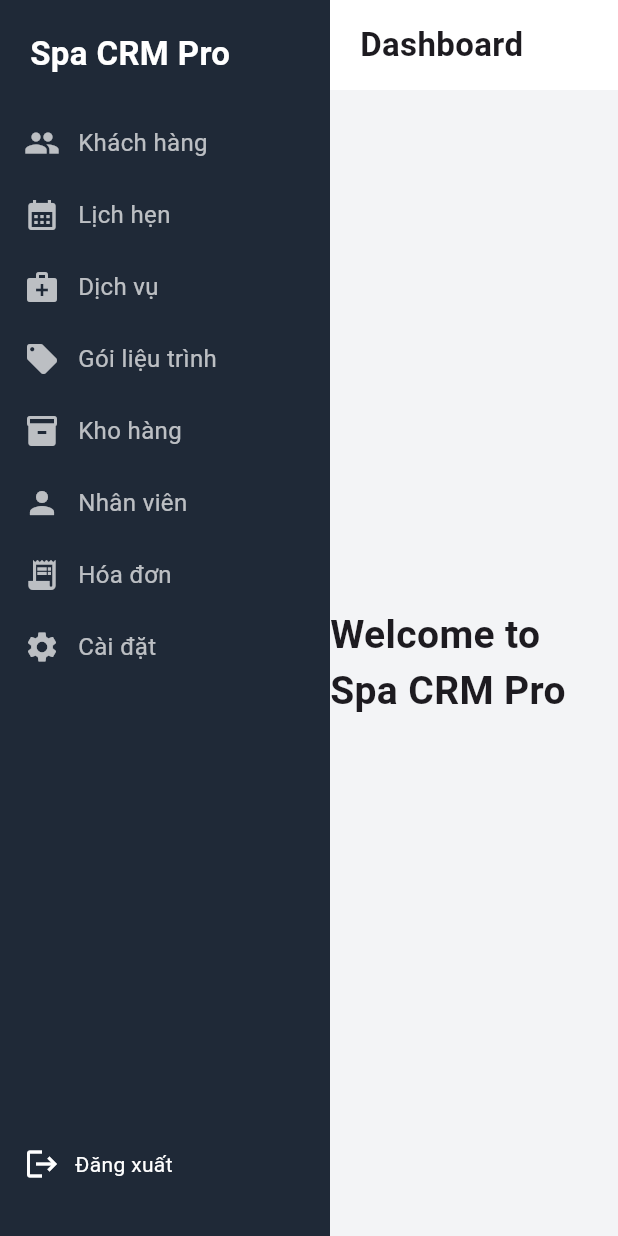
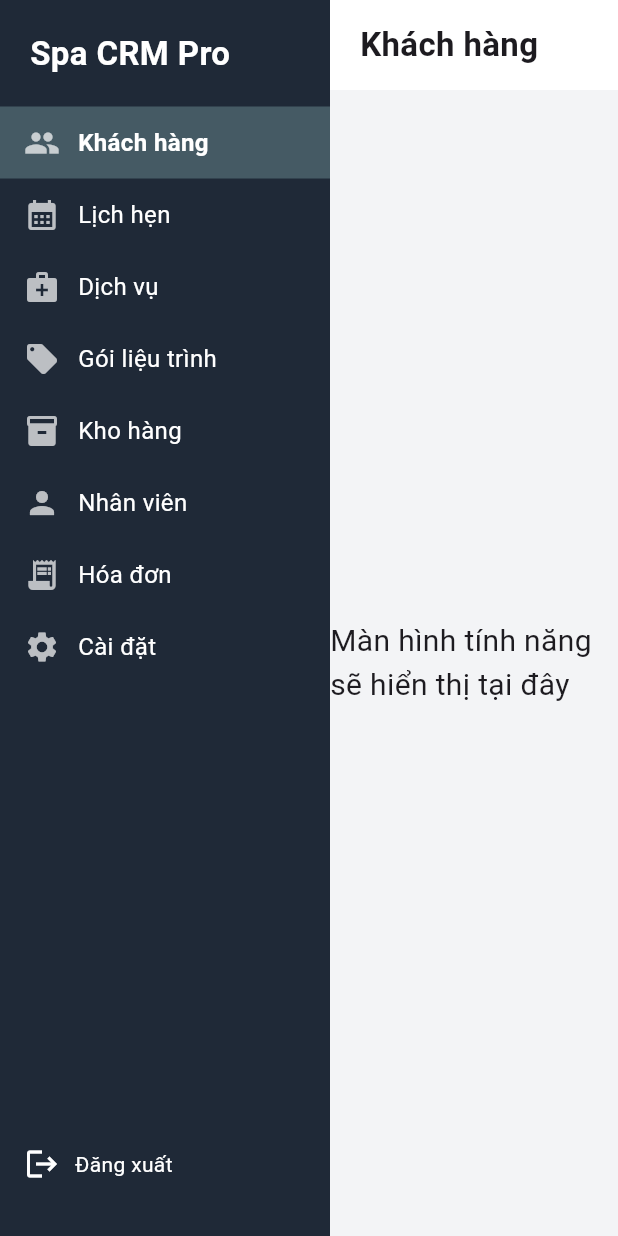
Before and after one commit to conlele0201/spa-crm-pro, a Flutter app: the DashboardScreen screen opened by its route, on a phone screen of 412 x 824 dp. Run offline on Flutter 3.47's test engine with Material 3 defaults, Android fonts, the phone set to English and light mode, and no system bars; our stand-ins replace supabase_flutter; accounts and stored records are empty; statements that could not run were skipped.

Commit message:
Update dashboard_screen.dart

```diff
--- a/frontend/lib/screens/dashboard_screen.dart
+++ b/frontend/lib/screens/dashboard_screen.dart
@@ -1,17 +1,24 @@
 import 'package:flutter/material.dart';
+import '../controllers/menu_controller.dart';
 import '../services/auth_service.dart';
 
-class DashboardScreen extends StatelessWidget {
+class DashboardScreen extends StatefulWidget {
   DashboardScreen({super.key});
 
+  @override
+  State<DashboardScreen> createState() => _DashboardScreenState();
+}
+
+class _DashboardScreenState extends State<DashboardScreen> {
   final AuthService _auth = AuthService();
+  final MenuController menuController = MenuController();
 
   @override
   Widget build(BuildContext context) {
     return Scaffold(
       body: Row(
         children: [
-          // Sidebar trái
+          // SIDEBAR
           Container(
             width: 220,
             color: const Color(0xFF1F2937),
@@ -29,18 +36,43 @@ class DashboardScreen extends StatelessWidget {
                     ),
                   ),
                 ),
-                _menuItem(Icons.people, "Khách hàng"),
-                _menuItem(Icons.calendar_month, "Lịch hẹn"),
-                _menuItem(Icons.medical_services, "Dịch vụ"),
-                _menuItem(Icons.local_offer, "Gói liệu trình"),
-                _menuItem(Icons.inventory, "Kho hàng"),
-                _menuItem(Icons.person, "Nhân viên"),
-                _menuItem(Icons.receipt_long, "Hóa đơn"),
-                _menuItem(Icons.settings, "Cài đặt"),
 
-                const Spacer(),
+                // MENU LIST
+                Expanded(
+                  child: ListView(
+                    children: menuController.items.map((item) {
+                      bool active = item.key == menuController.activeKey;
 
-                // Logout
+                      return InkWell(
+                        onTap: () {
+                          setState(() {
+                            menuController.setActive(item.key);
+                          });
+                        },
+                        child: Container(
+                          color: active ? Colors.blueGrey.shade700 : Colors.transparent,
+                          padding: const EdgeInsets.symmetric(vertical: 12, horizontal: 16),
+                          child: Row(
+                            children: [
+                              Icon(item.icon, color: Colors.white70),
+                              const SizedBox(width: 12),
+                              Text(
+                                item.title,
+                                style: TextStyle(
+                                  color: Colors.white,
+                                  fontSize: 16,
+                                  fontWeight: active ? FontWeight.bold : FontWeight.normal,
+                                ),
+                              )
+                            ],
+                          ),
+                        ),
+                      );
+                    }).toList(),
+                  ),
+                ),
+
+                // LOGOUT
                 InkWell(
                   onTap: () async {
                     await _auth.signOut();
@@ -60,13 +92,12 @@ class DashboardScreen extends StatelessWidget {
                     ),
                   ),
                 ),
-
                 const SizedBox(height: 20),
               ],
             ),
           ),
 
-          // Khu vực nội dung chính
+          // MAIN BODY
           Expanded(
             child: Column(
               children: [
@@ -76,57 +107,33 @@ class DashboardScreen extends StatelessWidget {
                   color: Colors.white,
                   padding: const EdgeInsets.symmetric(horizontal: 20),
                   alignment: Alignment.centerLeft,
-                  child: const Text(
-                    "Dashboard",
-                    style: TextStyle(
+                  child: Text(
+                    menuController.items
+                        .firstWhere((e) => e.key == menuController.activeKey)
+                        .title,
+                    style: const TextStyle(
                       fontSize: 22,
                       fontWeight: FontWeight.bold,
                     ),
                   ),
                 ),
 
-                // BODY
                 Expanded(
                   child: Container(
                     color: const Color(0xFFF3F4F6),
                     child: const Center(
                       child: Text(
-                        "Welcome to Spa CRM Pro",
-                        style: TextStyle(
-                          fontSize: 26,
-                          fontWeight: FontWeight.w600,
-                        ),
+                        "Màn hình tính năng sẽ hiển thị tại đây",
+                        style: TextStyle(fontSize: 20),
                       ),
                     ),
                   ),
-                ),
+                )
               ],
             ),
-          ),
+          )
         ],
       ),
     );
   }
-
-  Widget _menuItem(IconData icon, String title) {
-    return InkWell(
-      onTap: () {},
-      child: Padding(
-        padding: const EdgeInsets.symmetric(vertical: 12, horizontal: 16),
-        child: Row(
-          children: [
-            Icon(icon, color: Colors.white70),
-            const SizedBox(width: 12),
-            Text(
-              title,
-              style: const TextStyle(
-                color: Colors.white70,
-                fontSize: 16,
-              ),
-            ),
-          ],
-        ),
-      ),
-    );
-  }
 }
```
